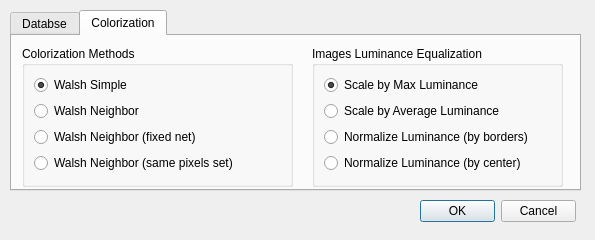
iamantony/GreyToColor, file GreyToColor/UI/DIALOGS/preferencesdialog.ui: the form before one commit.
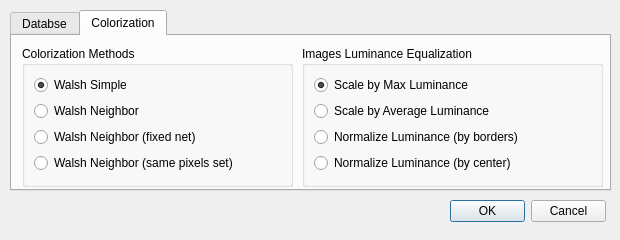
The form after the commit. The open tabs and pages were chosen to show the change.

The edit to the form file:
```diff
--- a/GreyToColor/UI/DIALOGS/preferencesdialog.ui
+++ b/GreyToColor/UI/DIALOGS/preferencesdialog.ui
@@ -9,7 +9,7 @@
    <rect>
     <x>0</x>
     <y>0</y>
-    <width>595</width>
+    <width>620</width>
     <height>240</height>
    </rect>
   </property>
@@ -21,13 +21,13 @@
   </property>
   <property name="minimumSize">
    <size>
-    <width>590</width>
+    <width>620</width>
     <height>240</height>
    </size>
   </property>
   <property name="maximumSize">
    <size>
-    <width>595</width>
+    <width>620</width>
     <height>240</height>
    </size>
   </property>
@@ -37,7 +37,7 @@
   <widget class="QDialogButtonBox" name="exitBBox">
    <property name="geometry">
     <rect>
-     <x>420</x>
+     <x>450</x>
      <y>200</y>
      <width>156</width>
      <height>23</height>
@@ -55,7 +55,7 @@
     <rect>
      <x>10</x>
      <y>10</y>
-     <width>571</width>
+     <width>601</width>
      <height>181</height>
     </rect>
    </property>
@@ -196,9 +196,9 @@
     <widget class="QGroupBox" name="gbImgLumEqual">
      <property name="geometry">
       <rect>
-       <x>300</x>
+       <x>290</x>
        <y>10</y>
-       <width>251</width>
+       <width>301</width>
        <height>141</height>
       </rect>
      </property>
```
Left out of the diff: 2 changed lines with no effect on the pictures.
